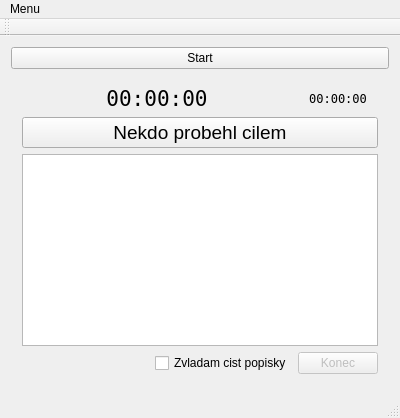
Element104/behKamenkou, file MainWindow.ui: the form before one commit.
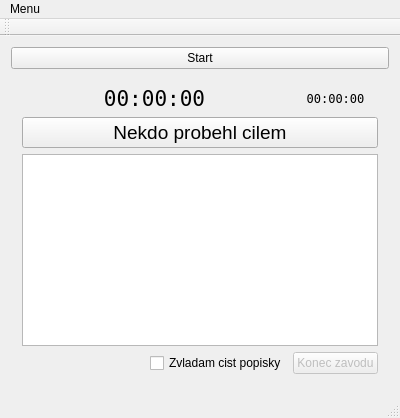
The form after the commit.

Patch:
```diff
--- a/MainWindow.ui
+++ b/MainWindow.ui
@@ -46,7 +46,7 @@
           <bool>false</bool>
          </property>
          <property name="text">
-          <string>Konec</string>
+          <string>Konec zavodu</string>
          </property>
         </widget>
        </item>
```
Left out of the diff: 5 changed lines with no effect on the pictures.
